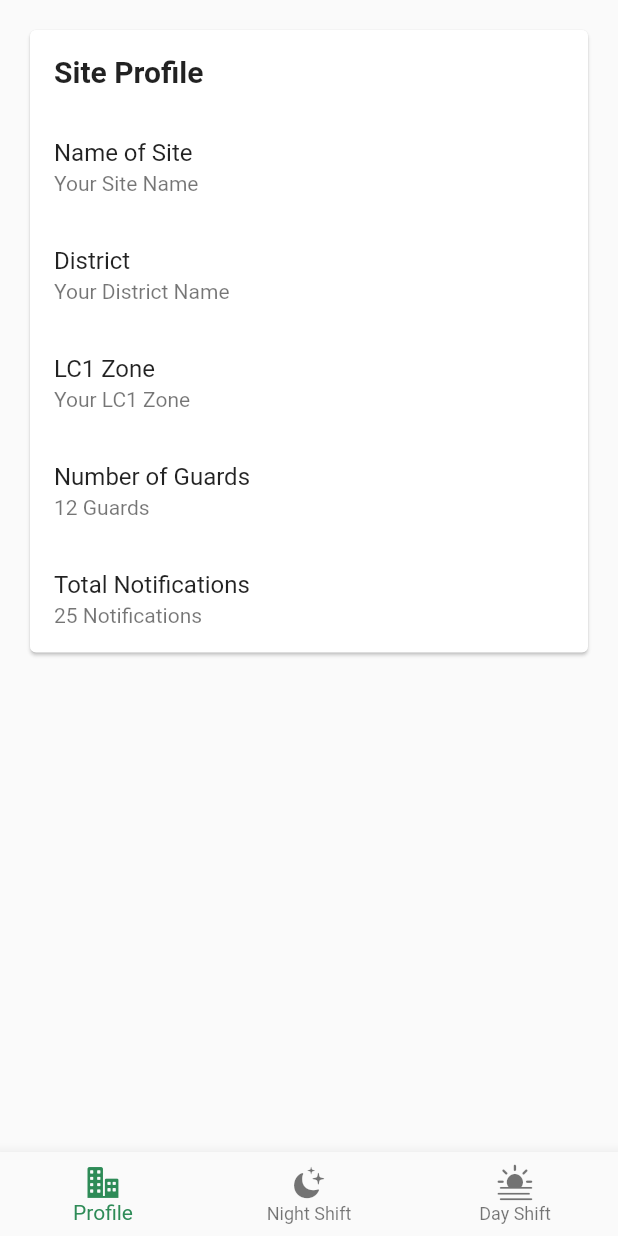
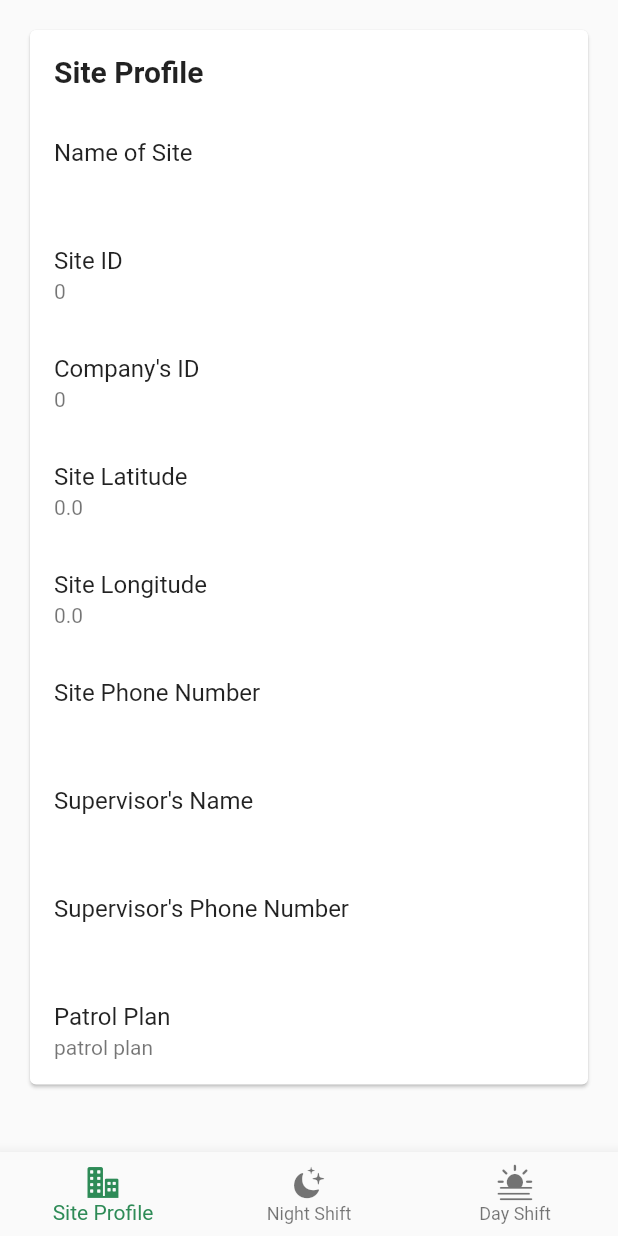
Before and after one commit to vernonthedev/guard-tour-mobileapp, a Flutter app: the ProfilePage screen opened directly, on a phone screen of 412 x 824 dp. Run offline on Flutter 3.47's test engine with Material 2 defaults, Android fonts, the phone set to English and light mode, and no system bars; our stand-ins replace shared_preferences; accounts and stored records are empty.

Commit message:
Completed successful api site retrieval

```diff
--- a/lib/screens/profile.dart
+++ b/lib/screens/profile.dart
@@ -1,48 +1,85 @@
-/*
-Project Name: Guard Tour Mobile App
-Developer: vernonthedev
-File Name: profile.dart
-*/
-
 import 'package:flutter/material.dart';
+import 'package:shared_preferences/shared_preferences.dart';
 import 'package:flutter/cupertino.dart';
+import 'package:guard_tour/functions/decode_token.dart';
+import '../functions/get_site_details.dart';
 
 class ProfilePage extends StatefulWidget {
-  const ProfilePage({super.key});
+  const ProfilePage({Key? key}) : super(key: key);
 
   @override
   _ProfilePageState createState() => _ProfilePageState();
 }
 
 class _ProfilePageState extends State<ProfilePage> {
+  UserData? userData;
+
+  late Future<void> _fetchSiteData =
+      Future.value(); // Initialize with a completed future
   int _selectedTabIndex = 0; // Index of the selected tab
 
   // all the profile sections
   final List<Widget> _tabPages = [
-    const SiteProfileTab(),
+    const SiteProfileTab(), // Removed 'const' to allow parameters
     const ShiftTab(shift: 'Night Shift'),
     const ShiftTab(shift: 'Day Shift'),
   ];
+
   // change state depending on which tab has been selected
   void _onTabTapped(int index) {
     setState(() {
       _selectedTabIndex = index;
     });
+
+    if (_selectedTabIndex == 0) {
+      int? siteId; // Declare siteId outside the if statement
+
+      if (userData != null) {
+        siteId = userData?.deployedSiteId;
+      }
+
+      // Fetch site data when the "Profile" tab is selected
+      _fetchSiteData = fetchDataAndStoreInSharedPreferences(
+        siteId ?? 0,
+      );
+    }
   }
 
   @override
   Widget build(BuildContext context) {
     return Scaffold(
-      body: _tabPages[_selectedTabIndex], // Display the selected tab page
+      body: FutureBuilder(
+        future: _fetchSiteData,
+        builder: (context, snapshot) {
+          if (snapshot.connectionState == ConnectionState.waiting) {
+            return const Center(
+                child: CircularProgressIndicator()); // Loading indicator
+          } else if (snapshot.hasError) {
+            ScaffoldMessenger.of(context).showSnackBar(
+              SnackBar(
+                content: Text('An Error Occurred ${snapshot.error}'),
+                backgroundColor: Colors.red,
+                duration: const Duration(
+                    seconds: 2), // You can adjust the duration as needed
+              ),
+            );
+            return const Center(
+              child: Text("An Error Occured! Please Contact Support!"),
+            );
+          } else {
+            // Use the retrieved data to build the UI
+            return _tabPages[_selectedTabIndex];
+          }
+        },
+      ),
       bottomNavigationBar: BottomNavigationBar(
         currentIndex: _selectedTabIndex,
         onTap: _onTabTapped,
-        type: BottomNavigationBarType
-            .fixed, // Use fixed type to display more than three items
+        type: BottomNavigationBarType.fixed,
         items: const [
           BottomNavigationBarItem(
             icon: Icon(CupertinoIcons.building_2_fill),
-            label: 'Profile',
+            label: 'Site Profile',
           ),
           BottomNavigationBarItem(
             icon: Icon(CupertinoIcons.moon_stars_fill),
@@ -61,10 +98,22 @@ class _ProfilePageState extends State<ProfilePage> {
 // the site profile widget that displays all about the site where the
 // deployed logged in
 class SiteProfileTab extends StatelessWidget {
-  const SiteProfileTab({super.key});
+  const SiteProfileTab({Key? key}) : super(key: key);
 
   @override
   Widget build(BuildContext context) {
+    return FutureBuilder<Map<dynamic, dynamic>>(
+      // Use FutureBuilder to asynchronously retrieve data from SharedPreferences
+      future: _getSiteDetails(),
+      builder: (context, snapshot) {
+        if (snapshot.connectionState == ConnectionState.waiting) {
+          // If the Future is still running, show a loading indicator
+          return const CircularProgressIndicator();
+        } else if (snapshot.hasError) {
+          // If an error occurs during the Future execution, display an error message
+          return Text('Error: ${snapshot.error}');
+        } else if (snapshot.hasData) {
+          // If the Future completes successfully, display the site details
           return SingleChildScrollView(
             child: Column(
               crossAxisAlignment: CrossAxisAlignment.start,
@@ -74,8 +123,8 @@ class SiteProfileTab extends StatelessWidget {
                   child: Card(
                     child: Column(
                       crossAxisAlignment: CrossAxisAlignment.start,
-                children: const <Widget>[
-                  Padding(
+                      children: <Widget>[
+                        const Padding(
                           padding: EdgeInsets.all(16.0),
                           child: Text(
                             'Site Profile',
@@ -85,27 +134,23 @@ class SiteProfileTab extends StatelessWidget {
                             ),
                           ),
                         ),
-                  // TODO: Get the site profile data from the api
-                  ListTile(
-                    title: Text('Name of Site'),
-                    subtitle: Text('Your Site Name'),
-                  ),
-                  ListTile(
-                    title: Text('District'),
-                    subtitle: Text('Your District Name'),
-                  ),
-                  ListTile(
-                    title: Text('LC1 Zone'),
-                    subtitle: Text('Your LC1 Zone'),
-                  ),
-                  ListTile(
-                    title: Text('Number of Guards'),
-                    subtitle: Text('12 Guards'),
-                  ),
-                  ListTile(
-                    title: Text('Total Notifications'),
-                    subtitle: Text('25 Notifications'),
-                  ),
+                        _buildListTile(
+                            'Name of Site', snapshot.data?['siteName']),
+                        _buildListTile('Site ID', snapshot.data?['siteId']),
+                        _buildListTile(
+                            'Company\'s ID', snapshot.data?['companyId']),
+                        _buildListTile(
+                            'Site Latitude', snapshot.data?['siteLatitude']),
+                        _buildListTile(
+                            'Site Longitude', snapshot.data?['siteLongitude']),
+                        _buildListTile('Site Phone Number',
+                            snapshot.data?['sitePhoneNumber']),
+                        _buildListTile('Supervisor\'s Name ',
+                            snapshot.data?['supervisorName']),
+                        _buildListTile('Supervisor\'s Phone Number',
+                            snapshot.data?['supervisorPhoneNumber']),
+                        _buildListTile(
+                            'Patrol Plan', snapshot.data?['patrolPlanType']),
                       ],
                     ),
                   ),
@@ -113,6 +158,68 @@ class SiteProfileTab extends StatelessWidget {
               ],
             ),
           );
+        } else {
+          // Handle the case where the Future has no data
+          return const Text('No data available');
+        }
+      },
+    );
+  }
+
+  // Helper function to build ListTiles
+  ListTile _buildListTile(String title, dynamic value) {
+    return ListTile(
+      title: Text(title),
+      subtitle: Text(value?.toString() ?? 'N/A'),
+    );
+  }
+
+  // Function to retrieve site details from SharedPreferences
+  Future<Map<String, dynamic>> _getSiteDetails() async {
+    try {
+      SharedPreferences prefs = await SharedPreferences.getInstance();
+
+      // Retrieve site details from SharedPreferences
+      int siteId = prefs.getInt('siteId') ?? 0;
+      String siteName = prefs.getString('siteName') ?? 'Your Deployed Site';
+      double siteLatitude = prefs.getDouble('siteLatitude') ?? 0.0;
+      double siteLongitude = prefs.getDouble('siteLongitude') ?? 0.0;
+      String sitePhoneNumber =
+          prefs.getString('sitePhoneNumber') ?? '+256-000-000-000';
+      String supervisorName = prefs.getString('supervisorName') ?? 'admin';
+      String supervisorPhoneNumber =
+          prefs.getString('supervisorPhoneNumber') ?? '+256-000-000-000';
+      String patrolPlan = prefs.getString('patrolPlanType') ?? 'patrol plan';
+      int companyId = prefs.getInt('companyId') ?? 0;
+
+      // Print retrieved values for debugging
+      print('Site Id: $siteId');
+      print('Site Name: $siteName');
+      print('Latitude: $siteLatitude');
+      print('Longitude: $siteLongitude');
+      print('Phone No: $sitePhoneNumber');
+      print('Supervisor: $supervisorName');
+      print('supervisor phone number: $supervisorPhoneNumber');
+      print('Patrol Plan: $patrolPlan');
+      print('Company Id: $companyId');
+
+      // Return the retrieved values as a map
+      return {
+        'siteId': siteId,
+        'siteName': siteName,
+        'siteLatitude': siteLatitude,
+        'siteLongitude': siteLongitude,
+        'sitePhoneNumber': sitePhoneNumber,
+        'supervisorName': supervisorName,
+        'patrolPlanType': patrolPlan,
+        'supervisorPhoneNumber': supervisorPhoneNumber,
+        'companyId': companyId,
+      };
+    } catch (e) {
+      print('Error retrieving site details: $e');
+      // Handle any exceptions that occur during the process
+      return {}; // Return an empty map in case of an error
+    }
   }
 }
 
@@ -120,7 +227,7 @@ class SiteProfileTab extends StatelessWidget {
 class ShiftTab extends StatelessWidget {
   final String shift;
 
-  const ShiftTab({super.key, required this.shift});
+  const ShiftTab({Key? key, required this.shift}) : super(key: key);
 
   @override
   Widget build(BuildContext context) {
```
Also changed, not shown: lib/models/site_profile.dart (added, +89 -0 lines). Lines whose indentation alone changed are shown as unchanged.
